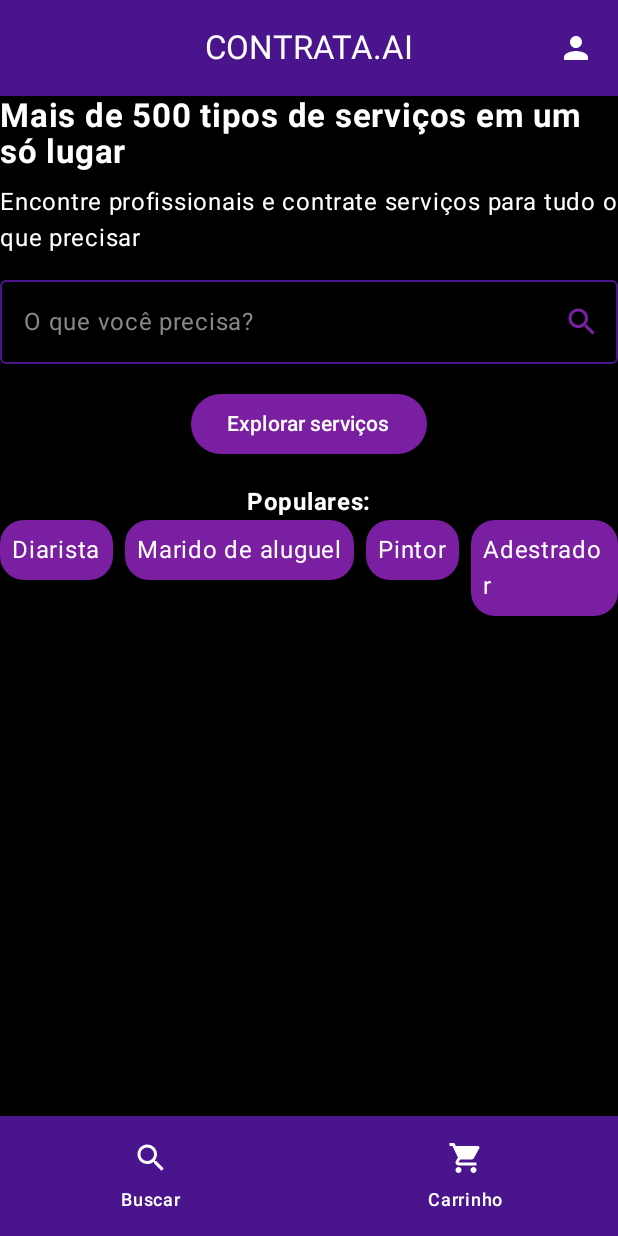
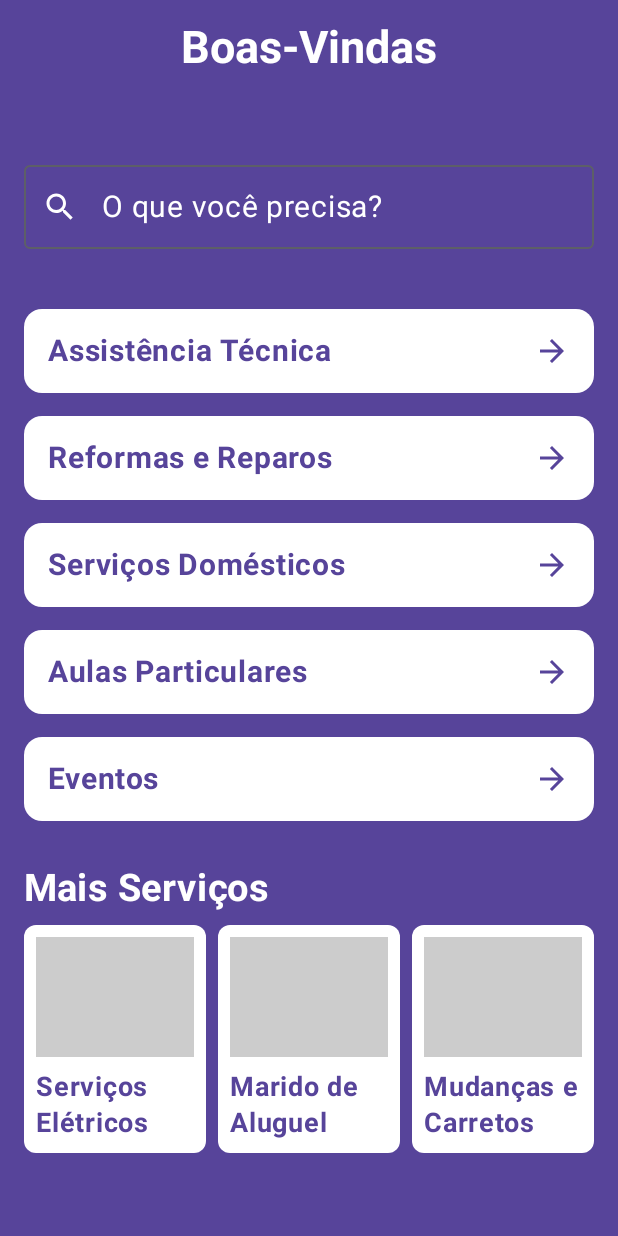
Before and after one commit to EnzoPierazoli/ContrataAI, an Android app built with Jetpack Compose: the HomePage screen opened through its navigation route, on a phone screen of 412 x 824 dp. Run offline under Robolectric (Android 15) with nearby library versions, the phone set to English and light mode, and no system bars.

Commit message:
Reestruturação HomePage

```diff
--- a/app/build.gradle.kts
+++ b/app/build.gradle.kts
@@ -56,6 +56,8 @@ dependencies {
 	androidTestImplementation(libs.androidx.ui.test.junit4)
 	debugImplementation(libs.androidx.ui.tooling)
 	debugImplementation(libs.androidx.ui.test.manifest)
+	implementation("androidx.compose.material3:material3:1.2.0")
+
 
 	val nav_version = "2.8.9"
 	// Jetpack Compose integration
@@ -71,4 +73,5 @@ dependencies {
 	// Testing Navigation
 	androidTestImplementation("androidx.navigation:navigation-testing:$nav_version")
 
+
 }
--- a/app/src/main/java/br/com/fiap/contrataa/screens/HomePage.kt
+++ b/app/src/main/java/br/com/fiap/contrataa/screens/HomePage.kt
@@ -1,33 +1,46 @@
 package br.com.fiap.contrataa.screens
 
+import androidx.compose.material.icons.filled.Home
 import android.os.Bundle
 import androidx.activity.ComponentActivity
 import androidx.activity.compose.setContent
-import androidx.activity.enableEdgeToEdge
 import androidx.compose.foundation.background
 import androidx.compose.foundation.clickable
 import androidx.compose.foundation.layout.*
 import androidx.compose.foundation.shape.RoundedCornerShape
+import androidx.compose.material.icons.Icons
+import androidx.compose.material.icons.filled.*
 import androidx.compose.material3.*
-import androidx.compose.material.icons.Icons
+import androidx.compose.runtime.*
+import androidx.compose.ui.Alignment
+import androidx.compose.ui.Modifier
+import androidx.compose.ui.graphics.Color
+import androidx.compose.ui.res.painterResource
+import androidx.compose.ui.text.font.FontWeight
+import androidx.compose.ui.unit.dp
+import androidx.compose.ui.unit.sp
+import androidx.compose.foundation.background
+import androidx.compose.foundation.clickable
+import androidx.compose.foundation.layout.*
+import androidx.compose.material3.*
 import androidx.compose.material.icons.filled.Person
 import androidx.compose.material.icons.filled.Search
 import androidx.compose.material.icons.filled.ShoppingCart
 import androidx.compose.runtime.*
-import androidx.compose.ui.Alignment
-import androidx.compose.ui.Modifier
-import androidx.compose.ui.graphics.Color
-import androidx.compose.ui.text.font.FontWeight
+import androidx.compose.ui.res.painterResource
 import androidx.compose.ui.unit.dp
 import androidx.compose.ui.unit.sp
 import androidx.compose.ui.tooling.preview.Preview
+import androidx.compose.material3.Icon
+import androidx.compose.material3.IconButton
+import androidx.compose.material.icons.filled.Person
 
-// Definição de cores para o tema preto e roxo
-val DarkPurple = Color(0xFF4A148C)
+
+// Definição de cores
+val DarkPurple = Color(0xFF57449a)
 val LightPurple = Color(0xFF7B1FA2)
-val BackgroundColor = Color.Black
-val TextColor = Color.White
-
+val BackgroundColor = DarkPurple
+val Button = Color.White
 
 @Composable
 fun HomePage() {
@@ -35,7 +48,6 @@ fun HomePage() {
         Scaffold(
             modifier = Modifier.fillMaxSize(),
             topBar = { TopBar() },
-            bottomBar = { BottomBar() }
         ) { innerPadding ->
             MainContent(Modifier.padding(innerPadding))
         }
@@ -46,34 +58,9 @@ fun HomePage() {
 @Composable
 fun TopBar() {
     CenterAlignedTopAppBar(
-        title = { Text("CONTRATA.AI", color = TextColor) },
-        actions = {
-            IconButton(onClick = { /* TODO */ }) {
-                Icon(Icons.Default.Person, contentDescription = "Perfil", tint = TextColor)
-            }
-        },
+        title = { Text("Boas-Vindas", fontSize = 30.sp, fontWeight = FontWeight.Bold, color = Color.White) },
         colors = TopAppBarDefaults.centerAlignedTopAppBarColors(containerColor = DarkPurple)
     )
-}
-
-@Composable
-fun BottomBar() {
-    NavigationBar(
-        containerColor = DarkPurple
-    ) {
-        NavigationBarItem(
-            icon = { Icon(Icons.Default.Search, contentDescription = "Buscar", tint = TextColor) },
-            label = { Text("Buscar", color = TextColor) },
-            selected = false,
-            onClick = { /* TODO */ }
-        )
-        NavigationBarItem(
-            icon = { Icon(Icons.Default.ShoppingCart, contentDescription = "Carrinho", tint = TextColor) },
-            label = { Text("Carrinho", color = TextColor) },
-            selected = false,
-            onClick = { /* TODO */ }
-        )
-    }
 }
 
 @Composable
@@ -81,75 +68,132 @@ fun MainContent(modifier: Modifier = Modifier) {
     Column(
         modifier = modifier
             .fillMaxSize()
-            .background(BackgroundColor),
-        horizontalAlignment = Alignment.CenterHorizontally
+            .background(BackgroundColor)
+            .padding(16.dp),
+        horizontalAlignment = Alignment.Start
     ) {
-        Text("Mais de 500 tipos de serviços em um só lugar", fontSize = 22.sp, fontWeight = FontWeight.Bold, color = TextColor)
-        Spacer(modifier = Modifier.height(8.dp))
-        Text("Encontre profissionais e contrate serviços para tudo o que precisar", color = TextColor)
-
-        Spacer(modifier = Modifier.height(16.dp))
-
-        var searchText by remember { mutableStateOf("") }
+        Spacer(modifier = Modifier.height(30.dp))
         OutlinedTextField(
-            value = searchText,
-            onValueChange = { searchText = it },
-            placeholder = { Text("O que você precisa?", color = Color.Gray) },
+            value = "",
+            onValueChange = {},
+            placeholder = { Text("O que você precisa?", fontSize = 20.sp, color = Color.White) },
             modifier = Modifier.fillMaxWidth(),
-            trailingIcon = {
-                Icon(Icons.Default.Search, contentDescription = "Buscar", tint = LightPurple)
-            },
-            colors = OutlinedTextFieldDefaults.colors(
-                focusedBorderColor = LightPurple,
-                unfocusedBorderColor = DarkPurple,
-                cursorColor = TextColor,
-                disabledBorderColor = DarkPurple
-            )
+            leadingIcon = {
+                Icon(Icons.Default.Search, contentDescription = "Buscar", tint = Color.White)
+            }
         )
-
-        Spacer(modifier = Modifier.height(16.dp))
-
-        Button(
-            onClick = { /* TODO */ },
-            colors = ButtonDefaults.buttonColors(containerColor = LightPurple)
+        Spacer(modifier = Modifier.height(40.dp))
+        Card(
+            modifier = Modifier.fillMaxWidth(),
+            colors = CardDefaults.cardColors(containerColor = Button)
         ) {
-            Text("Explorar serviços", color = TextColor)
+            Row(
+                modifier = Modifier.padding(16.dp),
+                verticalAlignment = Alignment.CenterVertically
+            ) {
+                Column {
+                    Text("Assistência Técnica", fontSize = 20.sp, fontWeight = FontWeight.Bold, color = DarkPurple)
+                }
+                Spacer(modifier = Modifier.weight(1f))
+                Icon(Icons.Default.ArrowForward, contentDescription = "Ir", tint = DarkPurple)
+            }
+        }
+        Spacer(modifier = Modifier.height(15.dp))
+        Card(
+            modifier = Modifier.fillMaxWidth(),
+            colors = CardDefaults.cardColors(containerColor = Button)
+        ) {
+            Row(
+                modifier = Modifier.padding(16.dp),
+                verticalAlignment = Alignment.CenterVertically
+            ) {
+                Column {
+                    Text("Reformas e Reparos", fontSize = 20.sp, fontWeight = FontWeight.Bold, color = DarkPurple)
+                }
+                Spacer(modifier = Modifier.weight(1f))
+                Icon(Icons.Default.ArrowForward, contentDescription = "Ir", tint = DarkPurple)
+            }
+        }
+        Spacer(modifier = Modifier.height(15.dp))
+        Card(
+            modifier = Modifier.fillMaxWidth(),
+            colors = CardDefaults.cardColors(containerColor = Button)
+        ) {
+            Row(
+                modifier = Modifier.padding(16.dp),
+                verticalAlignment = Alignment.CenterVertically
+            ) {
+                Column {
+                    Text("Serviços Domésticos", fontSize = 20.sp, fontWeight = FontWeight.Bold, color = DarkPurple)
+                }
+                Spacer(modifier = Modifier.weight(1f))
+                Icon(Icons.Default.ArrowForward, contentDescription = "Ir", tint = DarkPurple)
+            }
+        }
+        Spacer(modifier = Modifier.height(15.dp))
+        Card(
+            modifier = Modifier.fillMaxWidth(),
+            colors = CardDefaults.cardColors(containerColor = Button)
+        ) {
+            Row(
+                modifier = Modifier.padding(16.dp),
+                verticalAlignment = Alignment.CenterVertically
+            ) {
+                Column {
+                    Text("Aulas Particulares", fontSize = 20.sp, fontWeight = FontWeight.Bold, color = DarkPurple)
+                }
+                Spacer(modifier = Modifier.weight(1f))
+                Icon(Icons.Default.ArrowForward, contentDescription = "Ir", tint = DarkPurple)
+            }
+        }
+        Spacer(modifier = Modifier.height(15.dp))
+        Card(
+            modifier = Modifier.fillMaxWidth(),
+            colors = CardDefaults.cardColors(containerColor = Button)
+        ) {
+            Row(
+                modifier = Modifier.padding(16.dp),
+                verticalAlignment = Alignment.CenterVertically
+            ) {
+                Column {
+                    Text("Eventos", fontSize = 20.sp, fontWeight = FontWeight.Bold, color = DarkPurple)
+                }
+                Spacer(modifier = Modifier.weight(1f))
+                Icon(Icons.Default.ArrowForward, contentDescription = "Ir", tint = DarkPurple)
+            }
         }
 
-        Spacer(modifier = Modifier.height(16.dp))
+        Spacer(modifier = Modifier.height(30.dp))
+        Text("Mais Serviços", fontSize = 25.sp, fontWeight = FontWeight.Bold, color = Color.White)
+        Spacer(modifier = Modifier.height(10.dp))
+        RepairServices()
+    }
+}
 
-        // Lista de serviços populares
-        Text("Populares:", fontWeight = FontWeight.Bold, color = TextColor)
-        Row(
-            modifier = Modifier.fillMaxWidth(),
-            horizontalArrangement = Arrangement.spacedBy(8.dp)
-        ) {
-            listOf(
-                "Diarista",
-                "Marido de aluguel",
-                "Pintor",
-                "Adestrador",
-                "Encanador"
-            ).forEach {
-                Chip(it)
+@Composable
+fun RepairServices() {
+    Row(modifier = Modifier.fillMaxWidth(), horizontalArrangement = Arrangement.spacedBy(8.dp)) {
+        listOf("Serviços Elétricos", "Marido de Aluguel", "Mudanças e Carretos").forEach { service ->
+            Card(
+                modifier = Modifier.weight(1f),
+                shape = RoundedCornerShape(8.dp),
+                colors = CardDefaults.cardColors(containerColor = Color.White)
+            ) {
+                Column(modifier = Modifier.padding(8.dp)) {
+                    Box(modifier = Modifier
+                        .height(80.dp)
+                        .fillMaxWidth()
+                        .background(Color.LightGray))
+                    Spacer(modifier = Modifier.height(8.dp))
+                    Text(service, fontSize = 18.sp, fontWeight = FontWeight.Bold, color = DarkPurple)
+                }
             }
         }
     }
 }
 
-@Composable
-fun Chip(text: String) {
-    Card(
-        shape = RoundedCornerShape(16.dp),
-        colors = CardDefaults.cardColors(containerColor = LightPurple),
-        modifier = Modifier.clickable { /* TODO */ }
-    ) {
-        Text(text, modifier = Modifier.padding(8.dp), color = TextColor)
-    }
-}
-
 @Preview(showBackground = true, showSystemUi = true)
 @Composable
-fun PreviewMainContent() {
+fun PreviewHomePage() {
     HomePage()
 }
```
Also changed, not shown: app/src/main/java/br/com/fiap/contrataa/ui/theme/Color.kt (line endings or trailing spaces).
